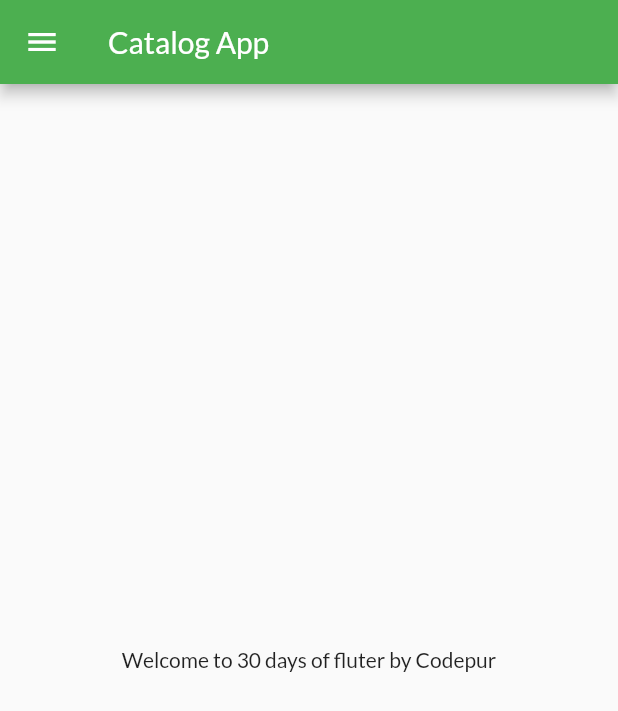
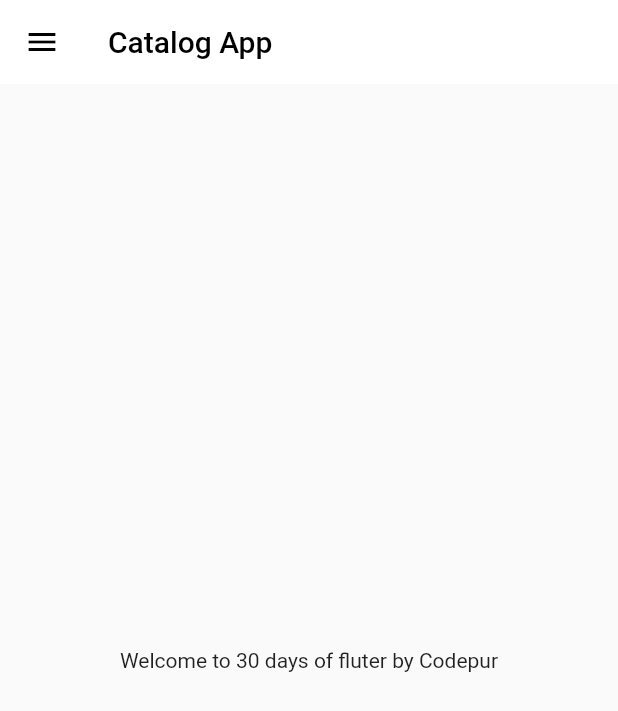
Before and after one commit to FaezAnsar/FirstCatalogApp, a Flutter app: the screen it shows after launch, on a phone screen of 412 x 824 dp. Shown: the top 711 px of the screen. Run offline on Flutter 3.47's test engine with Material 2 defaults, Android fonts, the phone set to English and light mode, and no system bars; our stand-ins replace google_fonts.

Commit message:
themes added

```diff
--- a/lib/main.dart
+++ b/lib/main.dart
@@ -1,8 +1,9 @@
 import "package:flutter/material.dart";
 import 'package:hindi_course/pages/loginPage.dart';
 import 'package:hindi_course/utilities/routes.dart';
+import 'package:hindi_course/widgets/themes.dart';
 import 'pages/home_pg.dart';
-import 'package:google_fonts/google_fonts.dart';
+
 
 
 void main()
@@ -19,13 +20,12 @@ class FirstApp extends StatelessWidget
   {
     return MaterialApp(
       //home: HomePage(),
+
       themeMode: ThemeMode.light,
-      theme: ThemeData(primarySwatch: Colors.green,
-      fontFamily: GoogleFonts.lato().fontFamily),
 
-      darkTheme: ThemeData(
-        brightness: Brightness.dark,
-      ),
+      theme: MyTheme.light(context),
+
+      darkTheme: MyTheme.dark(context),
       initialRoute: MyRoutes.homeRoute,
       routes:{
         "/":(context)=>LoginPage(),
--- a/lib/pages/home_pg.dart
+++ b/lib/pages/home_pg.dart
@@ -12,7 +12,7 @@ class HomePage extends StatelessWidget {
   Widget build(BuildContext context) {
     return Scaffold(
       appBar: AppBar(
-        title: Text("Catalog App"),
+        title: Text("Catalog App "),
       ),
       body: Center(
         child:Container(
--- /dev/null
+++ b/lib/widgets/themes.dart
@@ -0,0 +1,21 @@
+import 'package:flutter/material.dart';
+import 'package:google_fonts/google_fonts.dart';
+
+class MyTheme{
+
+  static ThemeData light(BuildContext context)=>ThemeData(
+primarySwatch: Colors.green,
+      textTheme:Theme.of(context).textTheme,
+      fontFamily: GoogleFonts.lato().fontFamily,
+      appBarTheme: AppBarTheme(color: Colors.white
+      ,elevation: 0,
+      foregroundColor: Colors.black,
+      iconTheme: IconThemeData(color:Colors.black),
+  ));
+
+  static ThemeData dark (BuildContext context ) => ThemeData(
+
+        brightness: Brightness.dark,
+      );
+
+}
```
